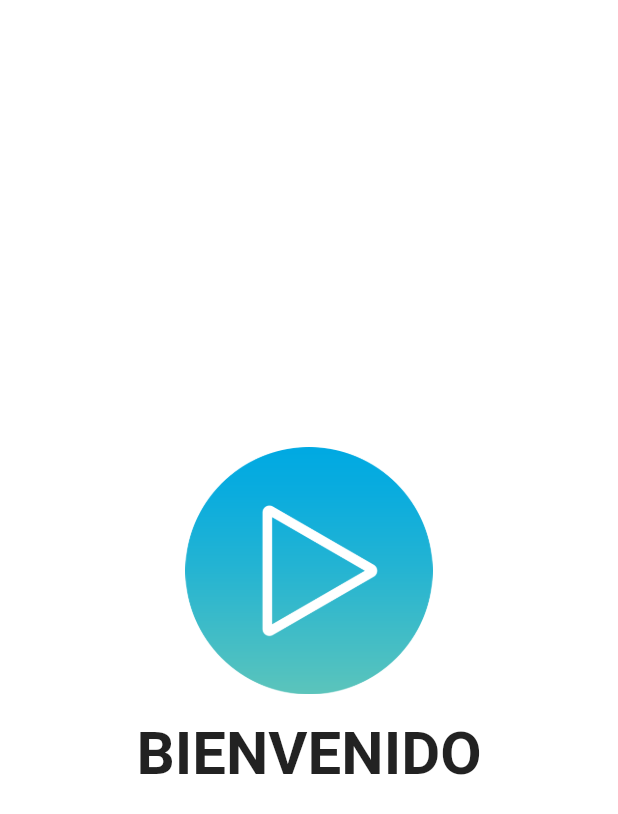
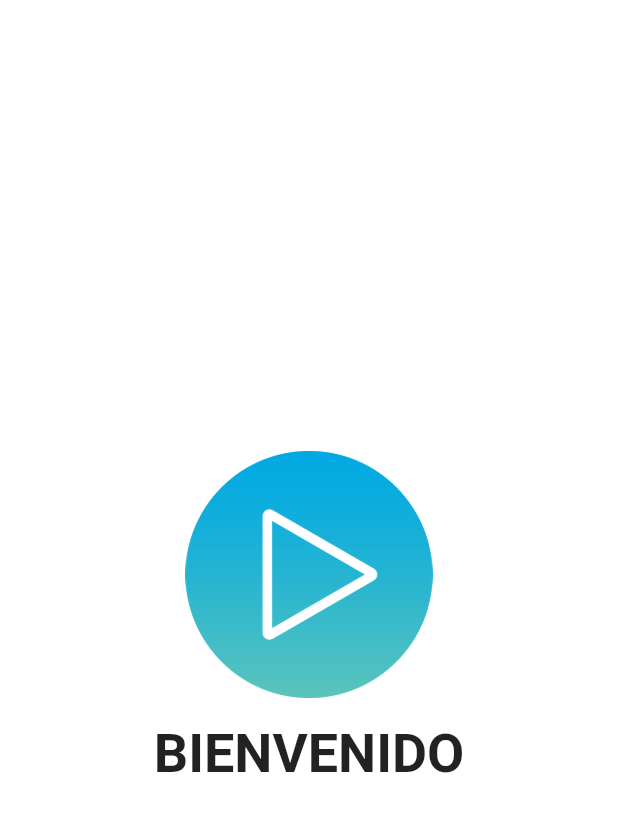
Before and after one commit to Alex95mf/Examen2P-APPSMOV-G4, a Flutter app: the SplashView screen opened by its route, on a phone screen of 412 x 824 dp. Shown: the top 814 px of the screen. Run offline on Flutter 3.47's test engine with Material 2 defaults, Android fonts, the phone set to English and light mode, and no system bars.

Commit message:
Cambios en el splash

```diff
--- a/lib/ui/views/splash.dart
+++ b/lib/ui/views/splash.dart
@@ -29,6 +29,17 @@ class _SplashView extends State<SplashView> {
         width: double.infinity,
         height: double.infinity,
         color: AppColors.text_dark,
+        /*decoration: const BoxDecoration(
+          gradient: LinearGradient(
+            begin: Alignment.topCenter,
+            end: Alignment(0.0, 1.0), // 10% of the width, so there are ten blinds.
+            colors: <Color>[
+              Color(0xFFFFFFFF),
+              Color(0xFF61BF33),
+            ], // red to yellow
+            tileMode: TileMode.repeated, // repeats the gradient over the canvas
+          ),
+        ),*/
         child: Column(
           mainAxisAlignment: MainAxisAlignment.center,
           crossAxisAlignment: CrossAxisAlignment.center,
@@ -49,7 +60,7 @@ class _SplashView extends State<SplashView> {
             const Text(
               "BIENVENIDO",
               style: TextStyle(
-                  fontSize: 40,
+                  fontSize: 36,
                   color: AppColors.text_light,
                   fontWeight: FontWeight.bold),
               textAlign: TextAlign.center,
```
